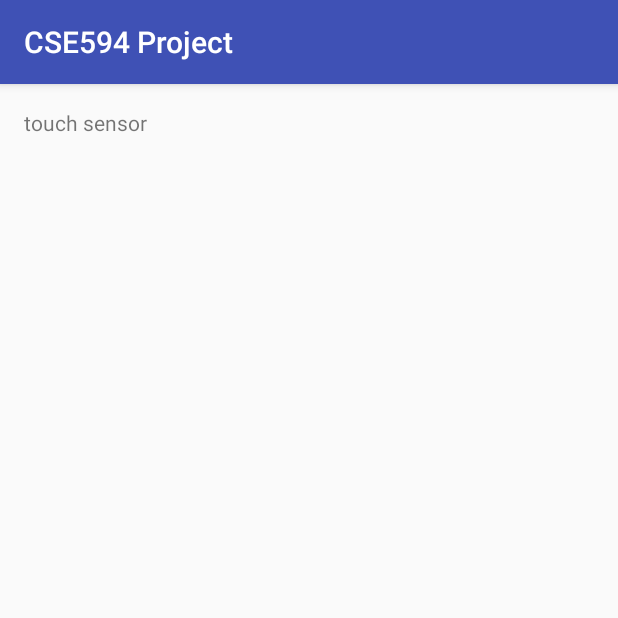
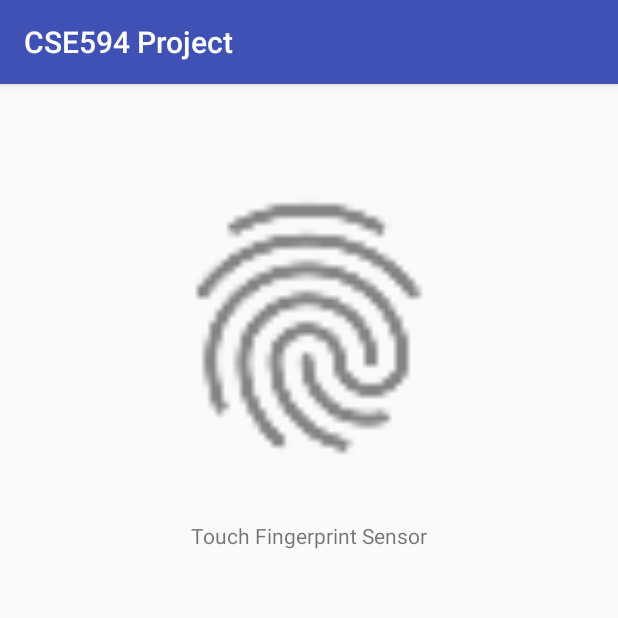
Before and after one commit to mb92316/CSE594Project, an Android app: the FingerPrint screen opened directly, with no data from a screen before it, on a phone screen of 412 x 824 dp, the top half of it. Run offline under Robolectric (Android 15) with nearby library versions, the phone set to English and light mode, and no system bars.

Commit message:
new committ

```diff
--- a/app/src/main/java/com/example/android/cse594project/MainActivity.java
+++ b/app/src/main/java/com/example/android/cse594project/MainActivity.java
@@ -7,9 +7,7 @@ import android.content.SharedPreferences;
 import android.database.Cursor;
 import android.os.Bundle;
 import android.security.keystore.KeyGenParameterSpec;
-import android.security.keystore.KeyPermanentlyInvalidatedException;
 import android.security.keystore.KeyProperties;
-import android.security.keystore.UserNotAuthenticatedException;
 import android.support.v7.app.AppCompatActivity;
 import android.view.View;
 import android.widget.AdapterView;
@@ -21,21 +19,14 @@ import android.widget.Toast;
 
 import java.io.IOException;
 import java.security.InvalidAlgorithmParameterException;
-import java.security.InvalidKeyException;
 import java.security.KeyStore;
 import java.security.KeyStoreException;
 import java.security.NoSuchAlgorithmException;
 import java.security.NoSuchProviderException;
 import java.security.UnrecoverableEntryException;
-import java.security.UnrecoverableKeyException;
 import java.security.cert.CertificateException;
 
-import javax.crypto.BadPaddingException;
-import javax.crypto.Cipher;
-import javax.crypto.IllegalBlockSizeException;
 import javax.crypto.KeyGenerator;
-import javax.crypto.NoSuchPaddingException;
-import javax.crypto.SecretKey;
 
 public class MainActivity extends AppCompatActivity {
 
@@ -114,8 +105,6 @@ public class MainActivity extends AppCompatActivity {
                 createKey();
             }
 
-            entry = ks.getEntry(PIN_KEY, null);
-
                 createPinKey();
         } catch ( KeyStoreException | CertificateException | IOException | NoSuchAlgorithmException | UnrecoverableEntryException e) {
             throw new RuntimeException(e);
@@ -172,6 +161,8 @@ public class MainActivity extends AppCompatActivity {
     If they have not recently authenticated, showAtuthenticationScreen is called.
      */
     private void tryEncrypt() {
+        showAuthenticationScreen();
+        /*
         try {
             KeyStore keyStore = KeyStore.getInstance("AndroidKeyStore");
             keyStore.load(null);
@@ -190,6 +181,7 @@ public class MainActivity extends AppCompatActivity {
                 | NoSuchPaddingException | NoSuchAlgorithmException | InvalidKeyException e) {
             throw new RuntimeException(e);
         }
+        */
     }
 
     //Calls the Confirm credential API to show the Pinpad login
--- a/app/src/main/res/layout/activity_finger_print.xml
+++ b/app/src/main/res/layout/activity_finger_print.xml
@@ -10,11 +10,22 @@
     android:paddingTop="@dimen/activity_vertical_margin"
     tools:context="com.example.android.cse594project.FingerPrint">
 
-
     <TextView
         android:layout_width="wrap_content"
         android:layout_height="wrap_content"
-        android:text="touch sensor"
-        />
+        android:text="Touch Fingerprint Sensor"
+        android:layout_marginTop="29dp"
+        android:layout_below="@+id/fingerimage"
+        android:layout_centerHorizontal="true" />
+
+    <ImageView
+        android:id="@+id/fingerimage"
+        android:layout_width="200dp"
+        android:layout_height="200dp"
+        android:src="@drawable/ic_action_fingerprint"
+        android:paddingTop="2dp"
+        android:layout_marginTop="46dp"
+        android:layout_alignParentTop="true"
+        android:layout_centerHorizontal="true" />
 
 </RelativeLayout>
--- a/app/src/main/res/layout/activity_settings.xml
+++ b/app/src/main/res/layout/activity_settings.xml
@@ -21,6 +21,7 @@
         android:id="@+id/pinGroup"
         android:layout_width="fill_parent"
         android:layout_height="wrap_content"
+        android:layout_marginBottom="20dp"
         android:orientation="vertical">
 
         <RadioButton android:id="@+id/pinOnButton"
```
